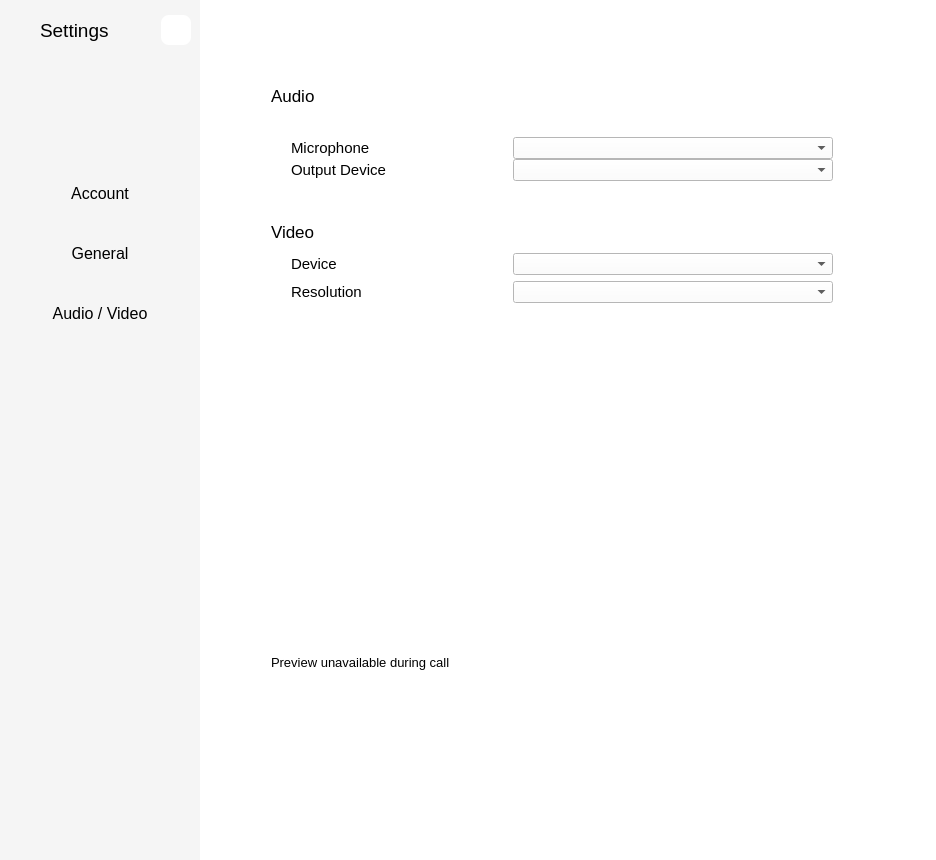
This is settingswidget.ui in savoirfairelinux/jami-client-windows as Qt 5 draws it before an edit. The edited form follows.
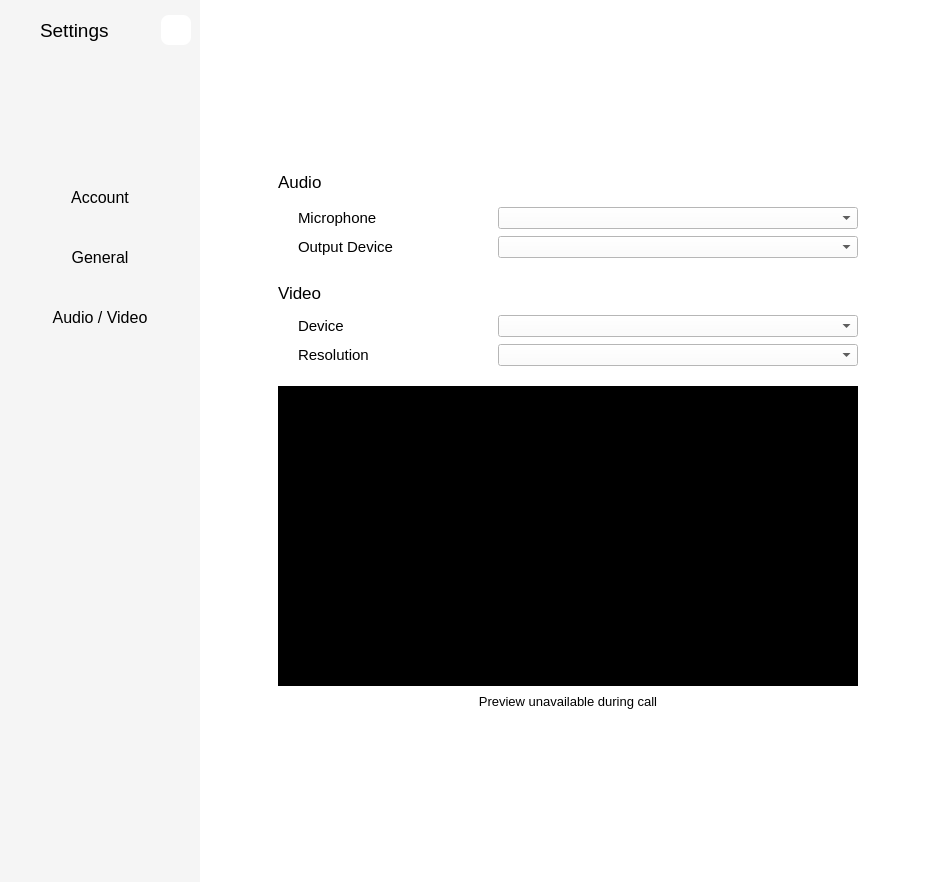
This is the edited form. The open tabs and pages were chosen to show the change. Icons and pictures are not drawn. Custom widgets are drawn as their Qt base class.

Commit message: fix: allow user to select input/output device and maintain persistency

```diff
--- a/settingswidget.ui
+++ b/settingswidget.ui
@@ -7,7 +7,7 @@
     <x>0</x>
     <y>0</y>
     <width>936</width>
-    <height>860</height>
+    <height>882</height>
    </rect>
   </property>
   <property name="windowTitle">
@@ -18,7 +18,7 @@
   </property>
   <layout class="QHBoxLayout" name="horizontalLayout_3">
    <property name="spacing">
-    <number>0</number>
+    <number>10</number>
    </property>
    <property name="leftMargin">
     <number>0</number>
@@ -34,7 +34,7 @@
    </property>
    <item>
     <widget class="QWidget" name="containerWidget" native="true">
-     <layout class="QGridLayout" name="gridLayout">
+     <layout class="QGridLayout" name="containerWidgetLayout">
       <property name="leftMargin">
        <number>0</number>
       </property>
@@ -405,7 +405,7 @@
            <property name="minimumSize">
             <size>
              <width>500</width>
-             <height>850</height>
+             <height>600</height>
             </size>
            </property>
            <property name="maximumSize">
@@ -418,7 +418,7 @@
             <string notr="true">background: white;</string>
            </property>
            <property name="currentIndex">
-            <number>0</number>
+            <number>2</number>
            </property>
            <widget class="QWidget" name="generalSettings">
             <property name="sizePolicy">
@@ -440,6 +440,9 @@
              </size>
             </property>
             <layout class="QVBoxLayout" name="verticalLayout" stretch="0">
+             <property name="spacing">
+              <number>0</number>
+             </property>
              <property name="leftMargin">
               <number>0</number>
              </property>
@@ -644,30 +647,6 @@
                           <height>30</height>
                          </size>
                         </property>
-                        <property name="maximumSize">
-                         <size>
-                          <width>16777215</width>
-                          <height>30</height>
-                         </size>
-                        </property>
-                        <property name="styleSheet">
-                         <string notr="true">QPushButton {background: rgb(245, 245, 245); border: 0px; border-radius: 3px; padding: 5px;}
-QPushButton:hover {background: rgb(237,237, 237);  border: 0px; border-radius: 3px;}
-QPushButton:pressed {background: rgb(230,230, 230);  border: 0px; border-radius: 3px;}</string>
-                        </property>
-                        <property name="text">
-                         <string/>
-                        </property>
-                        <property name="icon">
-                         <iconset>
-                          <normaloff>images/icons/round-folder-24px.svg</normaloff>images/icons/round-folder-24px.svg</iconset>
-                        </property>
-                        <property name="iconSize">
-                         <size>
-                          <width>24</width>
-                          <height>24</height>
-                         </size>
-                        </property>
                        </widget>
                       </item>
                      </layout>
@@ -1038,6 +1017,21 @@
              <string notr="true"/>
             </property>
             <layout class="QVBoxLayout" name="verticalLayout_2">
+             <property name="spacing">
+              <number>0</number>
+             </property>
+             <property name="leftMargin">
+              <number>0</number>
+             </property>
+             <property name="topMargin">
+              <number>0</number>
+             </property>
+             <property name="rightMargin">
+              <number>0</number>
+             </property>
+             <property name="bottomMargin">
+              <number>0</number>
+             </property>
              <item>
               <widget class="QScrollArea" name="scrollArea">
                <property name="frameShape">
@@ -1063,7 +1057,7 @@
                  <rect>
                   <x>0</x>
                   <y>0</y>
-                  <width>649</width>
+                  <width>713</width>
                   <height>908</height>
                  </rect>
                 </property>
@@ -2277,7 +2271,7 @@
            </widget>
            <widget class="QWidget" name="avSettings">
             <property name="sizePolicy">
-             <sizepolicy hsizetype="MinimumExpanding" vsizetype="Preferred">
+             <sizepolicy hsizetype="MinimumExpanding" vsizetype="MinimumExpanding">
               <horstretch>0</horstretch>
               <verstretch>0</verstretch>
              </sizepolicy>
@@ -2295,14 +2289,36 @@
              <property name="bottomMargin">
               <number>0</number>
              </property>
+             <property name="spacing">
+              <number>0</number>
+             </property>
              <item row="0" column="0">
+              <widget class="QWidget" name="avwidget" native="true">
+               <property name="sizePolicy">
+                <sizepolicy hsizetype="MinimumExpanding" vsizetype="MinimumExpanding">
+                 <horstretch>0</horstretch>
+                 <verstretch>0</verstretch>
+                </sizepolicy>
+               </property>
               <layout class="QVBoxLayout" name="verticalLayout_3">
-               <item>
-                <layout class="QHBoxLayout" name="horizontalLayout_2" stretch="2,0,3">
                  <property name="spacing">
                   <number>0</number>
                  </property>
+                <property name="leftMargin">
+                 <number>0</number>
+                </property>
+                <property name="topMargin">
+                 <number>0</number>
+                </property>
+                <property name="rightMargin">
+                 <number>0</number>
+                </property>
+                <property name="bottomMargin">
+                 <number>0</number>
+                </property>
                  <item>
+                 <layout class="QGridLayout" name="gridLayout">
+                  <item row="0" column="0">
                   <spacer name="horizontalSpacer">
                    <property name="orientation">
                     <enum>Qt::Horizontal</enum>
@@ -2315,7 +2331,7 @@
                    </property>
                   </spacer>
                  </item>
-                 <item>
+                  <item row="0" column="1">
                   <widget class="QWidget" name="widget_2" native="true">
                    <property name="minimumSize">
                     <size>
@@ -2332,14 +2348,29 @@
                    <property name="styleSheet">
                     <string notr="true"/>
                    </property>
-                   <layout class="QVBoxLayout" name="verticalLayout_8" stretch="2,0,0,0,0,0,0,5">
+                    <layout class="QVBoxLayout" name="verticalLayout_8" stretch="0,0,1,0,2,2,1,0">
+                     <property name="spacing">
+                      <number>0</number>
+                     </property>
+                     <property name="leftMargin">
+                      <number>0</number>
+                     </property>
+                     <property name="topMargin">
+                      <number>0</number>
+                     </property>
+                     <property name="rightMargin">
+                      <number>0</number>
+                     </property>
+                     <property name="bottomMargin">
+                      <number>0</number>
+                     </property>
                     <item>
                      <spacer name="verticalSpacer_23">
                       <property name="orientation">
                        <enum>Qt::Vertical</enum>
                       </property>
                       <property name="sizeType">
-                       <enum>QSizePolicy::MinimumExpanding</enum>
+                        <enum>QSizePolicy::Expanding</enum>
                       </property>
                       <property name="sizeHint" stdset="0">
                        <size>
@@ -2351,6 +2382,9 @@
                     </item>
                     <item>
                      <layout class="QVBoxLayout" name="verticalLayout_9">
+                       <property name="spacing">
+                        <number>10</number>
+                       </property>
                       <item>
                        <widget class="QLabel" name="label_16">
                         <property name="minimumSize">
@@ -2378,27 +2412,11 @@
                       <item>
                        <layout class="QVBoxLayout" name="verticalLayout_12">
                         <property name="spacing">
-                         <number>0</number>
+                          <number>7</number>
                         </property>
                         <property name="leftMargin">
                          <number>20</number>
                         </property>
-                        <item>
-                         <spacer name="verticalSpacer_13">
-                          <property name="orientation">
-                           <enum>Qt::Vertical</enum>
-                          </property>
-                          <property name="sizeType">
-                           <enum>QSizePolicy::Fixed</enum>
-                          </property>
-                          <property name="sizeHint" stdset="0">
-                           <size>
-                            <width>20</width>
-                            <height>20</height>
-                           </size>
-                          </property>
-                         </spacer>
-                        </item>
                         <item>
                          <layout class="QHBoxLayout" name="horizontalLayout_32">
                           <property name="spacing">
@@ -2414,7 +2432,7 @@
                             </property>
                             <property name="maximumSize">
                              <size>
-                              <width>200</width>
+                               <width>16777215</width>
                               <height>16777215</height>
                              </size>
                             </property>
@@ -2445,13 +2463,16 @@
                            <widget class="QComboBox" name="inputComboBox">
                             <property name="minimumSize">
                              <size>
-                              <width>320</width>
+                               <width>360</width>
                               <height>0</height>
                              </size>
                             </property>
                             <property name="toolTip">
                              <string>Audio input device selector</string>
                             </property>
+                             <property name="sizeAdjustPolicy">
+                              <enum>QComboBox::AdjustToMinimumContentsLength</enum>
+                             </property>
                            </widget>
                           </item>
                          </layout>
@@ -2471,7 +2492,7 @@
                             </property>
                             <property name="maximumSize">
                              <size>
-                              <width>100</width>
+                               <width>16777215</width>
                               <height>16777215</height>
                              </size>
                             </property>
@@ -2502,7 +2523,7 @@
                            <widget class="QComboBox" name="outputComboBox">
                             <property name="minimumSize">
                              <size>
-                              <width>320</width>
+                               <width>360</width>
                               <height>0</height>
                              </size>
                             </property>
@@ -2519,6 +2540,10 @@
                           </item>
                          </layout>
                         </item>
+                        </layout>
+                       </item>
+                      </layout>
+                     </item>
                         <item>
                          <spacer name="verticalSpacer_22">
                           <property name="orientation">
@@ -2530,17 +2555,22 @@
                           <property name="sizeHint" stdset="0">
                            <size>
                             <width>20</width>
-                            <height>30</height>
+                         <height>20</height>
                            </size>
                           </property>
                          </spacer>
                         </item>
-                       </layout>
-                      </item>
-                     </layout>
-                    </item>
                     <item>
-                     <layout class="QHBoxLayout" name="horizontalLayout_9">
+                      <layout class="QVBoxLayout" name="verticalLayout_6">
+                       <property name="spacing">
+                        <number>7</number>
+                       </property>
+                       <property name="topMargin">
+                        <number>0</number>
+                       </property>
+                       <property name="bottomMargin">
+                        <number>0</number>
+                       </property>
                       <item>
                        <widget class="QLabel" name="label_19">
                         <property name="minimumSize">
@@ -2565,8 +2595,6 @@
                         </property>
                        </widget>
                       </item>
-                     </layout>
-                    </item>
                     <item>
                      <layout class="QVBoxLayout" name="verticalLayout_13">
                       <property name="leftMargin">
@@ -2612,7 +2640,7 @@
                           </property>
                           <property name="minimumSize">
                            <size>
-                            <width>320</width>
+                               <width>360</width>
                             <height>0</height>
                            </size>
                           </property>
@@ -2669,7 +2697,7 @@
                           </property>
                           <property name="minimumSize">
                            <size>
-                            <width>320</width>
+                               <width>360</width>
                             <height>0</height>
                            </size>
                           </property>
@@ -2688,27 +2716,57 @@
                       </item>
                      </layout>
                     </item>
+                      </layout>
+                     </item>
                     <item>
                      <spacer name="verticalSpacer_3">
                       <property name="orientation">
                        <enum>Qt::Vertical</enum>
                       </property>
                       <property name="sizeType">
-                       <enum>QSizePolicy::MinimumExpanding</enum>
+                        <enum>QSizePolicy::Fixed</enum>
                       </property>
                       <property name="sizeHint" stdset="0">
                        <size>
                         <width>20</width>
-                        <height>40</height>
+                         <height>20</height>
                        </size>
                       </property>
                      </spacer>
                     </item>
                     <item>
+                      <widget class="QWidget" name="videoLayoutWidget_2" native="true">
+                       <property name="sizePolicy">
+                        <sizepolicy hsizetype="MinimumExpanding" vsizetype="MinimumExpanding">
+                         <horstretch>0</horstretch>
+                         <verstretch>0</verstretch>
+                        </sizepolicy>
+                       </property>
+                       <property name="maximumSize">
+                        <size>
+                         <width>16777215</width>
+                         <height>300</height>
+                        </size>
+                       </property>
+                       <property name="styleSheet">
+                        <string notr="true">background-color:black;</string>
+                       </property>
                      <layout class="QHBoxLayout" name="videoLayout" stretch="1,0,1">
                       <property name="spacing">
                        <number>0</number>
                       </property>
+                        <property name="leftMargin">
+                         <number>0</number>
+                        </property>
+                        <property name="topMargin">
+                         <number>0</number>
+                        </property>
+                        <property name="rightMargin">
+                         <number>0</number>
+                        </property>
+                        <property name="bottomMargin">
+                         <number>0</number>
+                        </property>
                       <item>
                        <spacer name="horizontalSpacer_23">
                         <property name="orientation">
@@ -2731,14 +2789,14 @@
                          <bool>true</bool>
                         </property>
                         <property name="sizePolicy">
-                         <sizepolicy hsizetype="Expanding" vsizetype="Expanding">
+                           <sizepolicy hsizetype="MinimumExpanding" vsizetype="MinimumExpanding">
                           <horstretch>0</horstretch>
                           <verstretch>0</verstretch>
                          </sizepolicy>
                         </property>
                         <property name="minimumSize">
                          <size>
-                          <width>520</width>
+                            <width>510</width>
                           <height>300</height>
                          </size>
                         </property>
@@ -2750,8 +2808,8 @@
                         </property>
                         <property name="baseSize">
                          <size>
-                          <width>550</width>
-                          <height>300</height>
+                            <width>0</width>
+                            <height>0</height>
                          </size>
                         </property>
                         <property name="styleSheet">
@@ -2776,9 +2834,16 @@
                        </spacer>
                       </item>
                      </layout>
+                      </widget>
                     </item>
                     <item>
                      <widget class="QLabel" name="previewUnavailableLabel">
+                       <property name="maximumSize">
+                        <size>
+                         <width>16777215</width>
+                         <height>30</height>
+                        </size>
+                       </property>
                       <property name="font">
                        <font>
                         <pointsize>10</pointsize>
@@ -2787,6 +2852,9 @@
                       <property name="text">
                        <string>Preview unavailable during call</string>
                       </property>
+                       <property name="alignment">
+                        <set>Qt::AlignCenter</set>
+                       </property>
                      </widget>
                     </item>
                     <item>
@@ -2794,6 +2862,9 @@
                       <property name="orientation">
                        <enum>Qt::Vertical</enum>
                       </property>
+                       <property name="sizeType">
+                        <enum>QSizePolicy::Expanding</enum>
+                       </property>
                       <property name="sizeHint" stdset="0">
                        <size>
                         <width>20</width>
@@ -2805,7 +2876,7 @@
                    </layout>
                   </widget>
                  </item>
-                 <item>
+                  <item row="0" column="2">
                   <spacer name="horizontalSpacer_11">
                    <property name="orientation">
                     <enum>Qt::Horizontal</enum>
@@ -2821,6 +2892,7 @@
                 </layout>
                </item>
               </layout>
+              </widget>
              </item>
             </layout>
            </widget>
```
Lines whose indentation alone changed are shown as unchanged. The commit also changes 1 other file.
